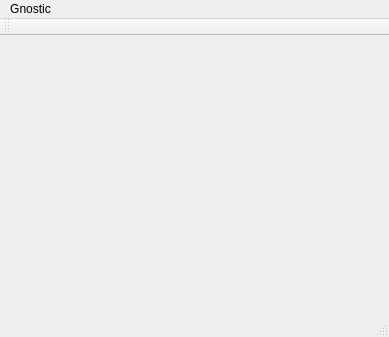
Old version of the form GnosticMainWindow.ui in the repository matthewg42/Gnostic.
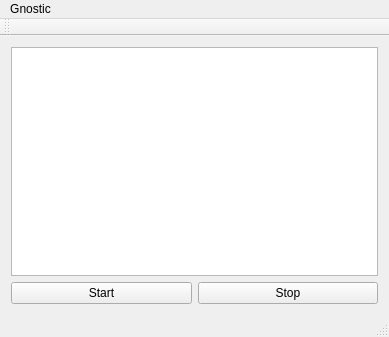
New version of the form.

Patch:
```diff
--- a/GnosticMainWindow.ui
+++ b/GnosticMainWindow.ui
@@ -14,7 +14,29 @@
    <string>GnosticMainWindow</string>
   </property>
   <widget class="QWidget" name="centralWidget">
-   <layout class="QHBoxLayout" name="horizontalLayout"/>
+   <layout class="QVBoxLayout" name="verticalLayout">
+    <item>
+     <widget class="QTextBrowser" name="textBrowser"/>
+    </item>
+    <item>
+     <layout class="QHBoxLayout" name="horizontalLayout">
+      <item>
+       <widget class="QPushButton" name="startButton">
+        <property name="text">
+         <string>Start</string>
+        </property>
+       </widget>
+      </item>
+      <item>
+       <widget class="QPushButton" name="stopButton">
+        <property name="text">
+         <string>Stop</string>
+        </property>
+       </widget>
+      </item>
+     </layout>
+    </item>
+   </layout>
   </widget>
   <widget class="QMenuBar" name="menuBar">
    <property name="geometry">
```
